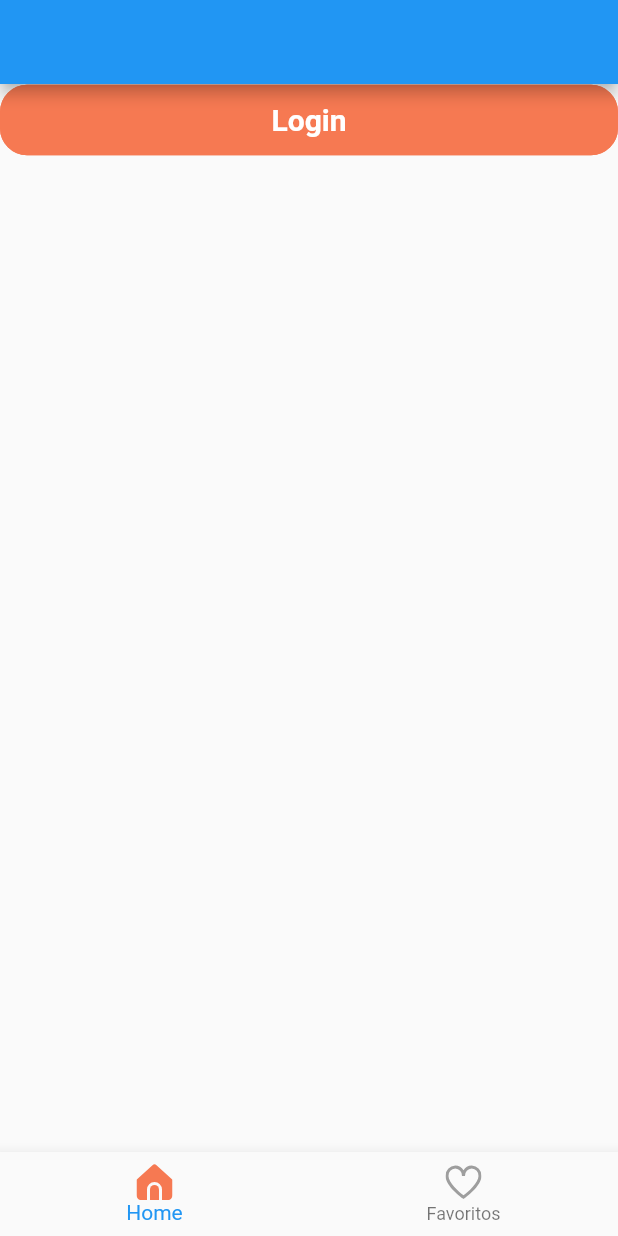
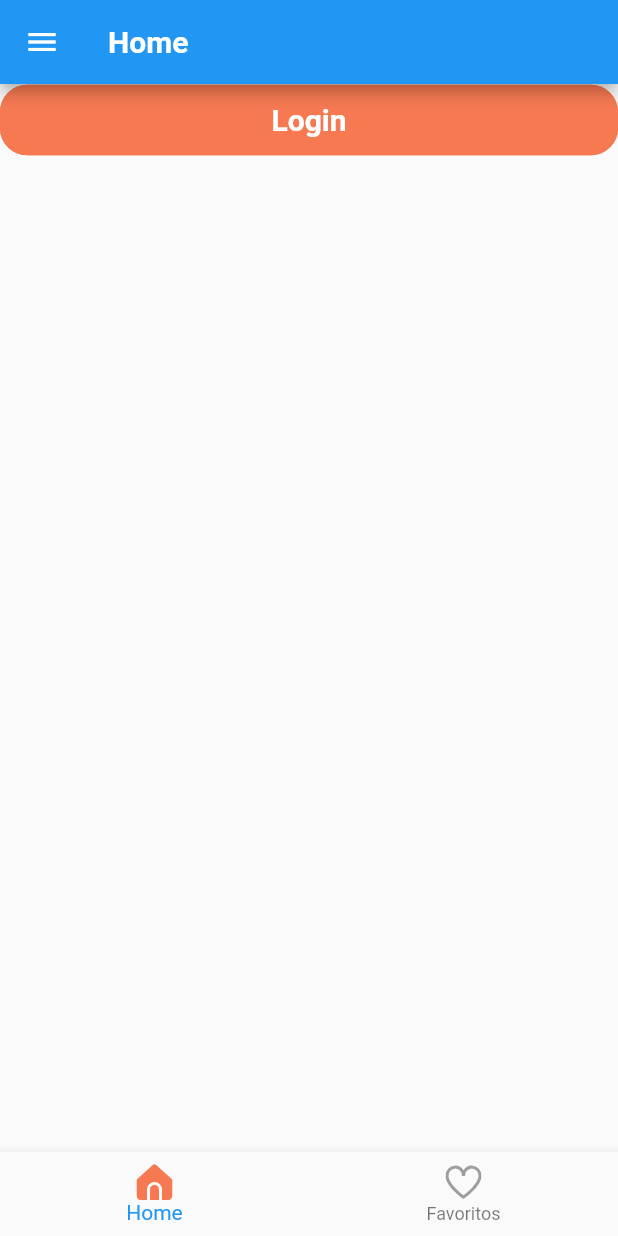
Before and after one commit to stivengm/ShopApp, a Flutter app: the screen it shows after launch, on a phone screen of 412 x 824 dp. Run offline on Flutter 3.47's test engine with Material 2 defaults, Android fonts, the phone set to English and light mode, and no system bars; drawn by our look-alikes of flutter_zoom_drawer; our stand-ins replace bloc, flutter_svg.

Commit message:
Menu ZoomDrawer y carrito de compras.

```diff
--- a/lib/core/paths/app_paths.dart
+++ b/lib/core/paths/app_paths.dart
@@ -1,10 +1,10 @@
 import 'package:flutter/material.dart';
-import 'package:shop_app/gui/views/home_view/home_view.dart';
+import 'package:shop_app/gui/templates/zoom_drawer.dart';
 import 'package:shop_app/gui/views/login_view/login_view.dart';
 
 Map<String, WidgetBuilder> routesApp() => <String, WidgetBuilder> {
 
-  'home': ( _ ) => const HomeView(),
+  'home': ( _ ) => const ZoomDrawerApp(),
   'login': ( _ ) => const LoginView()
 
 };
--- /dev/null
+++ b/lib/gui/templates/menu_view.dart
@@ -0,0 +1,76 @@
+import 'package:flutter/material.dart';
+import 'package:shop_app/constants.dart';
+import 'package:shop_app/gui/widgets/text_app.dart';
+
+
+class MenuItemModel {
+  final String title;
+  final IconData icon;
+  const MenuItemModel(this.title, this.icon);
+}
+
+class MenuItems {
+  static const home = MenuItemModel('home', Icons.home);
+  static const cart = MenuItemModel('cart', Icons.card_travel);
+  static const test1 = MenuItemModel('test1', Icons.home);
+  static const test2 = MenuItemModel('test1w', Icons.home);
+
+
+  static const all = <MenuItemModel>[
+    home,
+    cart,
+    test1,
+    test2
+  ];
+
+}
+
+class MenuDrawerZoomView extends StatelessWidget {
+  final MenuItemModel currentItem;
+  final ValueChanged<MenuItemModel> onSelectedItem;
+
+  const MenuDrawerZoomView({
+    Key? key,
+    required this.currentItem,
+    required this.onSelectedItem
+  }) : super(key: key);
+
+  @override
+  Widget build(BuildContext context) {
+    return Scaffold(
+      backgroundColor: const Color(0xFF4B5669),
+      body: SafeArea(
+        child: Column(
+          children: [
+            const Text("Hollaaaa mundoooo!!"),
+            Expanded(
+              child: SingleChildScrollView(
+                scrollDirection: Axis.vertical,
+                child: Column(
+                  children: [
+                    ...MenuItems.all.map(buildMenuItem).toList()
+                  ],
+                ),
+              ),
+            )
+          ],
+        ),
+      ),
+    );
+  }
+
+  Widget buildMenuItem(MenuItemModel item) {
+    return ListTileTheme(
+      selectedColor: Colors.white,
+      child: ListTile(
+        selectedColor: blackColor,
+        selected: currentItem == item,
+        minLeadingWidth: 20,
+        leading: Icon(item.icon),
+        title: TextApp(text: item.title,),
+        onTap: () => onSelectedItem(item),
+      ),
+    );
+  }
+
+}
--- /dev/null
+++ b/lib/gui/templates/zoom_drawer.dart
@@ -0,0 +1,57 @@
+import 'package:flutter/material.dart';
+import 'package:flutter_zoom_drawer/flutter_zoom_drawer.dart';
+import 'package:shop_app/gui/templates/menu_view.dart';
+import 'package:shop_app/gui/views/cart_view/cart_view.dart';
+import 'package:shop_app/gui/views/home_view/home_view.dart';
+
+class ZoomDrawerApp extends StatefulWidget {
+  const ZoomDrawerApp({ Key? key }) : super(key: key);
+
+  @override
+  State<ZoomDrawerApp> createState() => _ZoomDrawerAppState();
+}
+
+class _ZoomDrawerAppState extends State<ZoomDrawerApp> {
+
+  MenuItemModel currentItem = MenuItems.home;
+
+  @override
+  Widget build(BuildContext context) {
+    return ZoomDrawer(
+      style: DrawerStyle.Style1,
+      borderRadius: 40.0,
+      angle: 0.0,
+      showShadow: true,
+      slideWidth: MediaQuery.of(context).size.width * .6,
+      backgroundColor: Colors.black26,
+      mainScreen: getScreen(),
+      menuScreen: Builder(
+        builder: (context) {
+          return MenuDrawerZoomView(
+            currentItem: currentItem,
+            onSelectedItem: (item) {
+              setState(() => currentItem = item);
+              ZoomDrawer.of(context)!.close();
+            }
+          );
+        }
+      ),
+    );
+  }
+
+  Widget getScreen() {
+    switch (currentItem) {
+      case MenuItems.home:
+        return const HomeView();
+      case MenuItems.cart:
+        return const CartView();
+      case MenuItems.test1:
+        return const HomeView();
+      case MenuItems.test2:
+        return const HomeView();
+      default:
+      return const HomeView();
+    }
+  }
+
+}
--- a/lib/gui/views/home_view/home_view.dart
+++ b/lib/gui/views/home_view/home_view.dart
@@ -1,7 +1,9 @@
 import 'package:flutter/material.dart';
 import 'package:flutter_svg/flutter_svg.dart';
+import 'package:flutter_zoom_drawer/flutter_zoom_drawer.dart';
 import 'package:shop_app/constants.dart';
 import 'package:shop_app/gui/widgets/primary_button.dart';
+import 'package:shop_app/gui/widgets/text_app.dart';
 
 
 class HomeView extends StatefulWidget {
@@ -15,7 +17,15 @@ class _HomeViewState extends State<HomeView> {
   @override
   Widget build(BuildContext context) {
     return Scaffold(
-      appBar: AppBar(),
+      appBar: AppBar(
+        title: const TextApp(text: 'Home'),
+        leading: IconButton(
+          icon: const Icon(
+            Icons.menu
+          ),
+          onPressed: () => ZoomDrawer.of(context)!.toggle(),
+        ),
+      ),
       body: _body(),
       bottomNavigationBar: BottomNavigationBar(
         items: [
```
Also changed, not shown: lib/gui/views/cart_view/cart_view.dart (added, +23 -0 lines), lib/gui/views/home_view/home_view_store.dart (added, +12 -0 lines).
